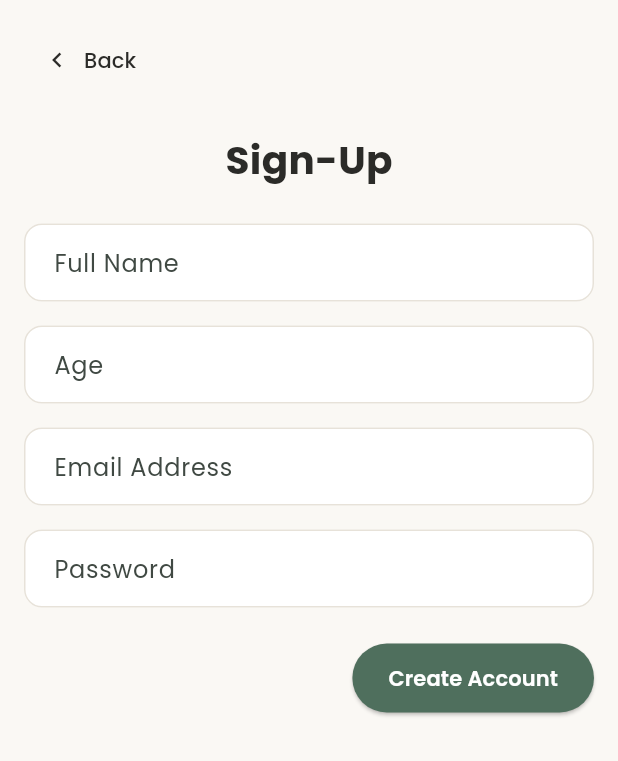
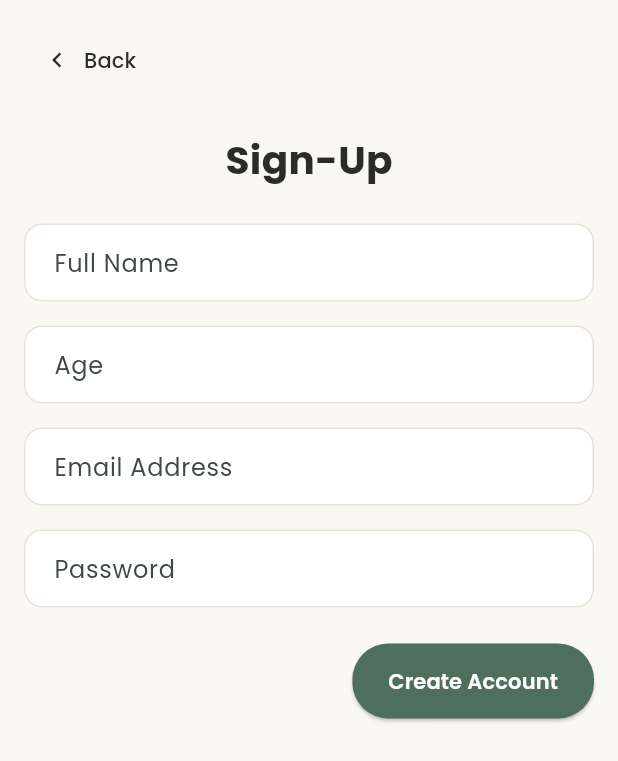
Before and after one commit to BuseKoksal/cs310-skincare, a Flutter app: the screen it shows after launch, after a tap on "Create Account", on a phone screen of 412 x 824 dp. Shown: the top 761 px of the screen. Run offline on Flutter 3.47's test engine with Material 3 defaults, Android fonts, the phone set to English and light mode, and no system bars; network calls fail.

Commit message:
Use shared PrimaryButton and AppTextField on all screens, connect add to routine and update README

```diff
--- a/lib/screens/auth/signup_screen.dart
+++ b/lib/screens/auth/signup_screen.dart
@@ -1,8 +1,11 @@
 import 'package:flutter/material.dart';
+import '../../data/user_data.dart';
 import '../../utils/app_colors.dart';
 import '../../utils/app_spacing.dart';
 import '../../utils/app_text_styles.dart';
 import '../../widgets/app_back_button.dart';
+import '../../widgets/app_text_field.dart';
+import '../../widgets/primary_button.dart';
 
 class SignUpScreen extends StatefulWidget {
   const SignUpScreen({super.key});
@@ -20,6 +23,7 @@ class _SignUpScreenState extends State<SignUpScreen> {
 
   void _handleSignUp() {
     if (_formKey.currentState!.validate()) {
+      UserData.name = _nameController.text.trim();
       showDialog(
         context: context,
         barrierDismissible: false,
@@ -56,26 +60,6 @@ class _SignUpScreenState extends State<SignUpScreen> {
     super.dispose();
   }
 
-  InputDecoration _inputDecoration(String hint) {
-    return InputDecoration(
-      hintText: hint,
-      filled: true,
-      fillColor: AppColors.white,
-      contentPadding: const EdgeInsets.symmetric(
-        horizontal: AppSpacing.md,
-        vertical: 14,
-      ),
-      border: OutlineInputBorder(
-        borderRadius: BorderRadius.circular(AppSpacing.radius),
-        borderSide: const BorderSide(color: AppColors.border),
-      ),
-      enabledBorder: OutlineInputBorder(
-        borderRadius: BorderRadius.circular(AppSpacing.radius),
-        borderSide: const BorderSide(color: AppColors.border),
-      ),
-    );
-  }
-
   @override
   Widget build(BuildContext context) {
     return Scaffold(
@@ -94,9 +78,9 @@ class _SignUpScreenState extends State<SignUpScreen> {
                   child: Text('Sign-Up', style: AppTextStyles.pageTitle),
                 ),
                 const SizedBox(height: AppSpacing.lg),
-                TextFormField(
+                AppTextField(
                   controller: _nameController,
-                  decoration: _inputDecoration('Full Name'),
+                  hint: 'Full Name',
                   validator: (value) {
                     if (value == null || value.trim().isEmpty) {
                       return 'Please enter your full name';
@@ -105,10 +89,10 @@ class _SignUpScreenState extends State<SignUpScreen> {
                   },
                 ),
                 const SizedBox(height: AppSpacing.md),
-                TextFormField(
+                AppTextField(
                   controller: _ageController,
                   keyboardType: TextInputType.number,
-                  decoration: _inputDecoration('Age'),
+                  hint: 'Age',
                   validator: (value) {
                     if (value == null || value.trim().isEmpty) {
                       return 'Please enter your age';
@@ -121,10 +105,10 @@ class _SignUpScreenState extends State<SignUpScreen> {
                   },
                 ),
                 const SizedBox(height: AppSpacing.md),
-                TextFormField(
+                AppTextField(
                   controller: _emailController,
                   keyboardType: TextInputType.emailAddress,
-                  decoration: _inputDecoration('Email Address'),
+                  hint: 'Email Address',
                   validator: (value) {
                     if (value == null || value.trim().isEmpty) {
                       return 'Please enter your email address';
@@ -136,10 +120,10 @@ class _SignUpScreenState extends State<SignUpScreen> {
                   },
                 ),
                 const SizedBox(height: AppSpacing.md),
-                TextFormField(
+                AppTextField(
                   controller: _passwordController,
                   obscureText: true,
-                  decoration: _inputDecoration('Password'),
+                  hint: 'Password',
                   validator: (value) {
                     if (value == null || value.trim().isEmpty) {
                       return 'Please create a password';
@@ -153,20 +137,10 @@ class _SignUpScreenState extends State<SignUpScreen> {
                 const SizedBox(height: AppSpacing.lg),
                 Align(
                   alignment: Alignment.centerRight,
-                  child: SizedBox(
-                    height: 46,
-                    child: ElevatedButton(
-                      onPressed: _handleSignUp,
-                      style: ElevatedButton.styleFrom(
-                        backgroundColor: AppColors.primary,
-                        foregroundColor: AppColors.white,
-                        padding: const EdgeInsets.symmetric(horizontal: AppSpacing.lg),
-                        shape: RoundedRectangleBorder(
-                          borderRadius: BorderRadius.circular(AppSpacing.radiusPill),
-                        ),
-                      ),
-                      child: const Text('Create Account', style: AppTextStyles.button),
-                    ),
+                  child: PrimaryButton(
+                    label: 'Create Account',
+                    onPressed: _handleSignUp,
+                    fullWidth: false,
                   ),
                 ),
               ],
--- a/lib/screens/auth/welcome_screen.dart
+++ b/lib/screens/auth/welcome_screen.dart
@@ -2,6 +2,7 @@ import 'package:flutter/material.dart';
 import '../../utils/app_colors.dart';
 import '../../utils/app_spacing.dart';
 import '../../utils/app_text_styles.dart';
+import '../../widgets/primary_button.dart';
 
 class WelcomeScreen extends StatelessWidget {
   const WelcomeScreen({super.key});
@@ -28,40 +29,18 @@ class WelcomeScreen extends StatelessWidget {
                 style: AppTextStyles.subtitle.copyWith(color: AppColors.textGray),
               ),
               const SizedBox(height: AppSpacing.md),
-              SizedBox(
-                width: double.infinity,
-                height: 50,
-                child: ElevatedButton(
+              PrimaryButton(
+                label: 'Create Account',
                 onPressed: () {
                   Navigator.pushNamed(context, '/signup');
                 },
-                  style: ElevatedButton.styleFrom(
-                    backgroundColor: AppColors.primary,
-                    foregroundColor: AppColors.white,
-                    shape: RoundedRectangleBorder(
-                      borderRadius: BorderRadius.circular(AppSpacing.radiusPill),
-                    ),
-                  ),
-                  child: const Text('Create Account', style: AppTextStyles.button),
-                ),
               ),
               const SizedBox(height: AppSpacing.md),
-              SizedBox(
-                width: double.infinity,
-                height: 50,
-                child: ElevatedButton(
+              PrimaryButton(
+                label: 'Log in',
                 onPressed: () {
                   Navigator.pushNamed(context, '/login');
                 },
-                  style: ElevatedButton.styleFrom(
-                    backgroundColor: AppColors.primary,
-                    foregroundColor: AppColors.white,
-                    shape: RoundedRectangleBorder(
-                      borderRadius: BorderRadius.circular(AppSpacing.radiusPill),
-                    ),
-                  ),
-                  child: const Text('Log in', style: AppTextStyles.button),
-                ),
               ),
               const Spacer(flex: 3),
             ],
--- a/lib/screens/main_shell.dart
+++ b/lib/screens/main_shell.dart
@@ -1,5 +1,6 @@
 import 'package:flutter/material.dart';
 
+import '../data/user_data.dart';
 import '../utils/app_colors.dart';
 import 'diary/diary_screen.dart';
 import 'home/home_screen.dart';
@@ -25,7 +26,7 @@ class _MainShellState extends State<MainShell> {
   @override
   Widget build(BuildContext context) {
     final List<Widget> pages = [
-      HomeScreen(onNavigate: _changeTab),
+      HomeScreen(onNavigate: _changeTab, userName: UserData.name),
       const ProductListScreen(),
       RoutineScreen(onAddProduct: () => _changeTab(1)),
       const DiaryScreen(),
```
Also changed, not shown: lib/screens/auth/login_screen.dart (+12 -71 lines), lib/screens/home/home_screen.dart (+4 -9 lines), lib/screens/product_detail_screen.dart (+9 -23 lines), lib/screens/skin_profile_screen.dart (+3 -19 lines), 1 other file. Lines whose indentation alone changed are shown as unchanged.
